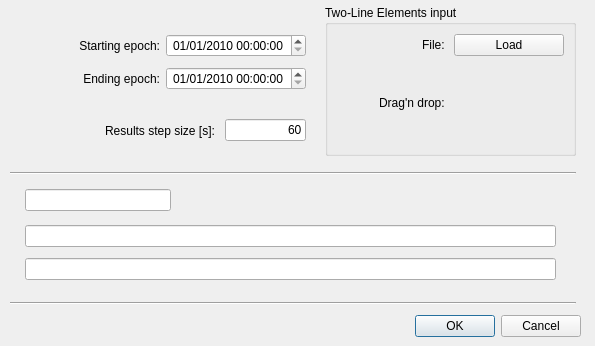
The window that sta-src/Loitering/loiteringTLE.ui (Dwarf-Planet-Project/SpaceDesignTool) describes before a commit, drawn with Qt 5.
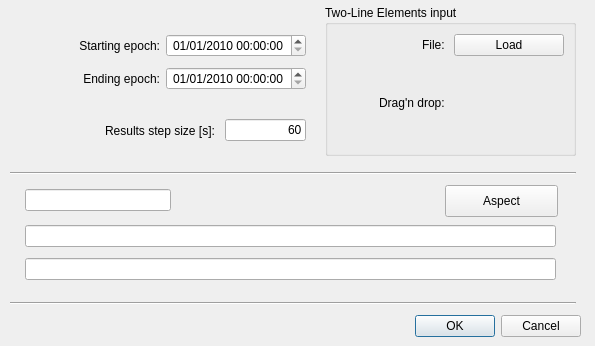
The same window after the commit. Icons and pictures are not drawn.

Commit message: Allowing colors for TLE trajectories. Cleaning up some old traces and comments on LOITERING arcs. Updating mission aspect window with proper "dark gray" color

```diff
--- a/sta-src/Loitering/loiteringTLE.ui
+++ b/sta-src/Loitering/loiteringTLE.ui
@@ -279,6 +279,19 @@
     </item>
    </layout>
   </widget>
+  <widget class="QPushButton" name="pushButtonAspectTLE">
+   <property name="geometry">
+    <rect>
+     <x>445</x>
+     <y>185</y>
+     <width>113</width>
+     <height>32</height>
+    </rect>
+   </property>
+   <property name="text">
+    <string>Aspect</string>
+   </property>
+  </widget>
  </widget>
  <tabstops>
   <tabstop>StartDateTimeEdit</tabstop>
```
The commit also changes 7 other files.
